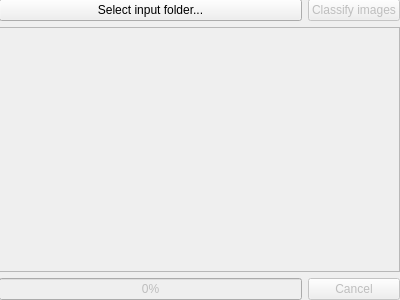
This is view/inputimageswidget.ui in Joensw/RCAIT as Qt 5 draws it before an edit. The edited form follows.
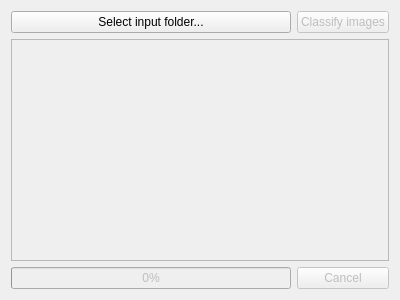
This is the edited form. Custom widgets are drawn as their Qt base class.

What changed in the file:
```diff
--- a/view/inputimageswidget.ui
+++ b/view/inputimageswidget.ui
@@ -13,15 +13,8 @@
   <property name="windowTitle">
    <string>Form</string>
   </property>
-  <widget class="QWidget" name="gridLayoutWidget">
-   <property name="geometry">
-    <rect>
-     <x>-1</x>
-     <y>-1</y>
-     <width>401</width>
-     <height>301</height>
-    </rect>
-   </property>
+  <layout class="QHBoxLayout" name="horizontalLayout">
+   <item>
    <layout class="QGridLayout" name="gridLayout">
     <item row="0" column="0">
      <widget class="QPushButton" name="selectFolderButton">
@@ -83,7 +76,8 @@
      </widget>
     </item>
    </layout>
-  </widget>
+   </item>
+  </layout>
  </widget>
  <customwidgets>
   <customwidget>
```
Lines whose indentation alone changed are shown as unchanged.
